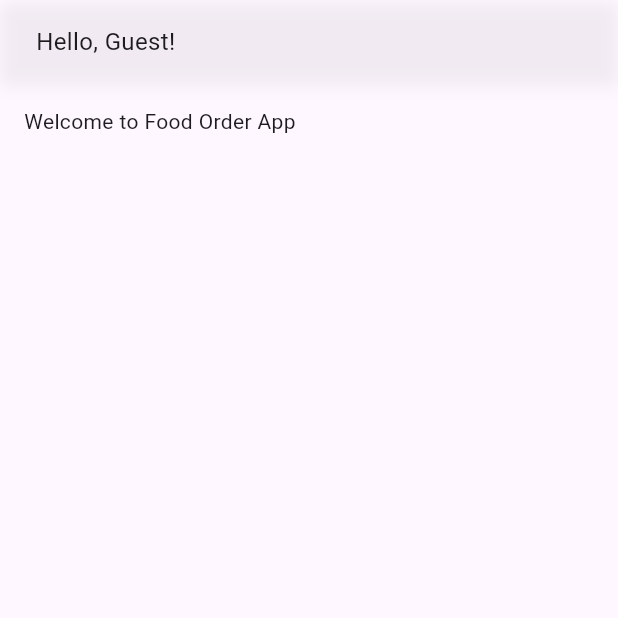
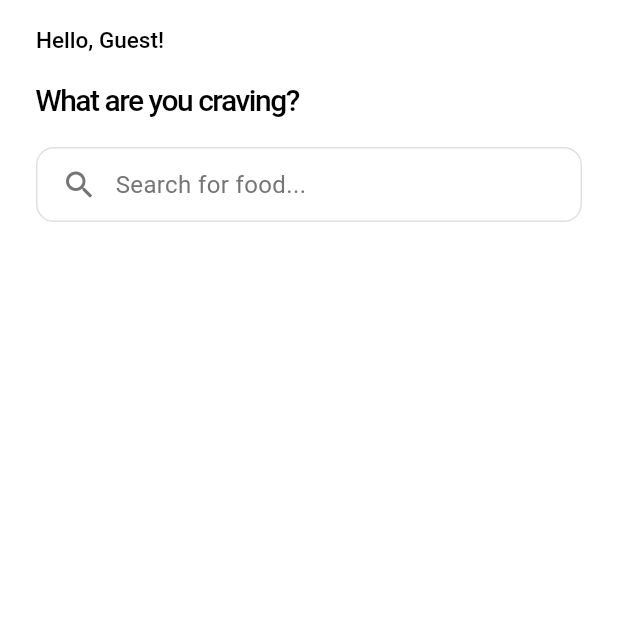
Before and after one commit to duyanh0206/food_order_app, a Flutter app: the HomeForm screen opened directly, on a phone screen of 412 x 824 dp, the top half of it. Run offline on Flutter 3.47's test engine with Material 3 defaults, Android fonts, the light colour scheme and no system bars; our stand-ins replace rive, shared_preferences, sqflite; accounts and stored records are empty.

Commit message:
new commit

```diff
--- a/food_order_app/lib/main.dart
+++ b/food_order_app/lib/main.dart
@@ -4,6 +4,7 @@ import 'package:food_order_app/screens/splash/splash.screen.dart';
 import 'package:food_order_app/auth/login_screen.dart';
 import 'package:food_order_app/auth/signup_screen.dart';
 import 'package:food_order_app/screens/home/home_screen.dart';
+import 'package:food_order_app/screens/search/search_screen.dart';
 
 void main() {
   WidgetsFlutterBinding.ensureInitialized();
--- a/food_order_app/lib/screens/home/home_form.dart
+++ b/food_order_app/lib/screens/home/home_form.dart
@@ -1,21 +1,29 @@
 import 'package:flutter/material.dart';
 import 'package:food_order_app/db/database_helper.dart';
+import 'package:food_order_app/screens/search/search_screen.dart';
 
-class HomeForm extends StatefulWidget {  // Changed from HomePage to HomeForm
+class HomeForm extends StatefulWidget {
   const HomeForm({super.key});
 
   @override
-  State<HomeForm> createState() => _HomeFormState();  // Changed to _HomeFormState
+  State<HomeForm> createState() => _HomeFormState();
 }
 
-class _HomeFormState extends State<HomeForm> {  // Changed from _HomePageState
+class _HomeFormState extends State<HomeForm> {
   String _userName = '';
   bool _isLoading = true;
+  final TextEditingController _searchController = TextEditingController();
 
   @override
   void initState() {
     super.initState();
     _loadUserName();
+  }
+
+  @override
+  void dispose() {
+    _searchController.dispose();
+    super.dispose();
   }
 
   Future<void> _loadUserName() async {
@@ -40,48 +48,68 @@ class _HomeFormState extends State<HomeForm> {  // Changed from _HomePageState
 
   @override
   Widget build(BuildContext context) {
-    return SafeArea(
+    return Scaffold(
+      backgroundColor: Colors.white,
+      body: SafeArea(
         child: Column(
           crossAxisAlignment: CrossAxisAlignment.start,
           children: [
-          // Header with user name
+            // Hello message first
             Container(
               width: double.infinity,
-            padding: const EdgeInsets.fromLTRB(24, 16, 24, 16),
-            decoration: BoxDecoration(
-              boxShadow: [
-                BoxShadow(
-                  color: Colors.black.withOpacity(0.05),
-                  blurRadius: 8,
-                  offset: const Offset(0, 2),
-                ),
-              ],
-            ),
+              padding: const EdgeInsets.fromLTRB(24, 16, 24, 8),
               child: _isLoading
                 ? const CircularProgressIndicator()
-              : Column(
-                  crossAxisAlignment: CrossAxisAlignment.start,
+                : Text(
+                    'Hello, $_userName!',
+                    style: const TextStyle(
+                      fontSize: 15,
+                      fontWeight: FontWeight.w500,
+                      letterSpacing: 0,
+                      color: Colors.black,
+                    ),
+                  ),
+            ),
+            // Craving message second
+            Container(
+              width: double.infinity,
+              padding: const EdgeInsets.fromLTRB(24, 8, 24, 16),
+              child: const Text(
+                'What are you craving?',
+                style: TextStyle(
+                  fontSize: 20,
+                  fontWeight: FontWeight.w500,
+                  letterSpacing: -1,
+                  color: Colors.black,
+                ),
+              ),
+            ),
+            // Search bar that navigates to search screen
+            Padding(
+              padding: const EdgeInsets.symmetric(horizontal: 24),
+              child: GestureDetector(
+                onTap: () => Navigator.push(
+                  context,
+                  MaterialPageRoute(builder: (context) => const SearchScreen()),
+                ),
+                child: Container(
+                  padding: const EdgeInsets.symmetric(horizontal: 16, vertical: 12),
+                  decoration: BoxDecoration(
+                    border: Border.all(color: Colors.grey.shade300),
+                    borderRadius: BorderRadius.circular(12),
+                    color: Colors.white,
+                  ),
+                  child: Row(
                     children: [
+                      Icon(Icons.search, color: Colors.grey.shade600),
+                      const SizedBox(width: 12),
                       Text(
-                      'Hello, $_userName!',
+                        'Search for food...',
                         style: TextStyle(
+                          color: Colors.grey.shade600,
                           fontSize: 16,
                         ),
                       ),
-                  ],
-                ),
-          ),
-          // Content area
-          Expanded(
-            child: SingleChildScrollView(
-              physics: const AlwaysScrollableScrollPhysics(),
-              child: Padding(
-                padding: const EdgeInsets.all(16),
-                child: Column(
-                  crossAxisAlignment: CrossAxisAlignment.start,
-                  children: [
-                    // Add your content here
-                    const Text('Welcome to Food Order App'),
                     ],
                   ),
                 ),
@@ -89,6 +117,7 @@ class _HomeFormState extends State<HomeForm> {  // Changed from _HomePageState
             ),
           ],
         ),
+      ),
     );
   }
 }
--- a/food_order_app/lib/screens/splash/splash.screen.dart
+++ b/food_order_app/lib/screens/splash/splash.screen.dart
@@ -16,7 +16,7 @@ class _SplashScreenState extends State<SplashScreen> {
   void initState() {
     super.initState();
     // Delay for 3 seconds and then navigate to the onboarding screen
-    Timer(const Duration(seconds: 3), () {
+    Timer(const Duration(seconds: 1), () {
       Navigator.pushReplacement(
         context,
         MaterialPageRoute(builder: (context) => const OnboardingScreen()),
--- a/food_order_app/pubspec.yaml
+++ b/food_order_app/pubspec.yaml
@@ -15,6 +15,7 @@ dependencies:
   cupertino_icons: ^1.0.8
   rive: ^0.11.14
   shared_preferences: ^2.2.2
+  material_floating_search_bar_2: ^0.5.0
 
 dev_dependencies:
   flutter_test:
```
Also changed, not shown: food_order_app/lib/auth/login_form.dart (+25 -0 lines), food_order_app/lib/auth/login_screen.dart (+10 -9 lines), food_order_app/lib/screens/home/home_screen.dart (+19 -22 lines), food_order_app/lib/screens/main_screens.dart (deleted, +0 -60 lines), food_order_app/lib/screens/search/search_screen.dart (added, +45 -0 lines), food_order_app/assets/icons/cart1.png (added), food_order_app/assets/icons/favourite.png (added), food_order_app/assets/icons/favourite1.png (added), food_order_app/assets/icons/home1.png (added), food_order_app/assets/icons/notification1.png (added), food_order_app/assets/icons/order_history1.png (added), food_order_app/pubspec.lock. Lines whose indentation alone changed are shown as unchanged.
